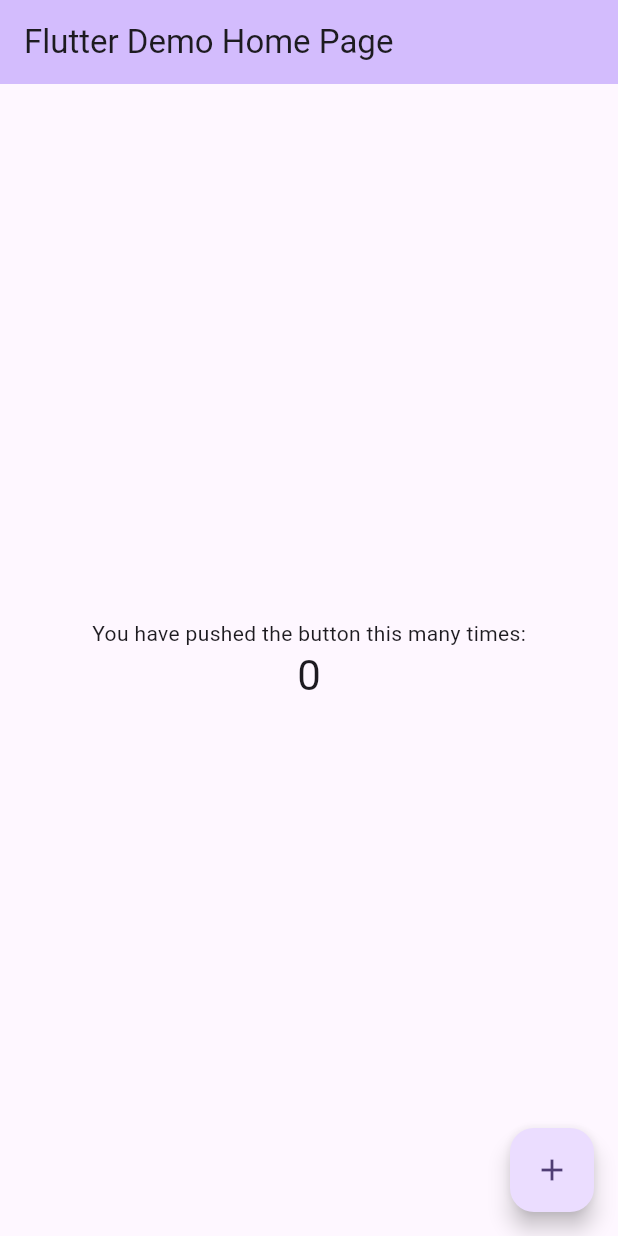
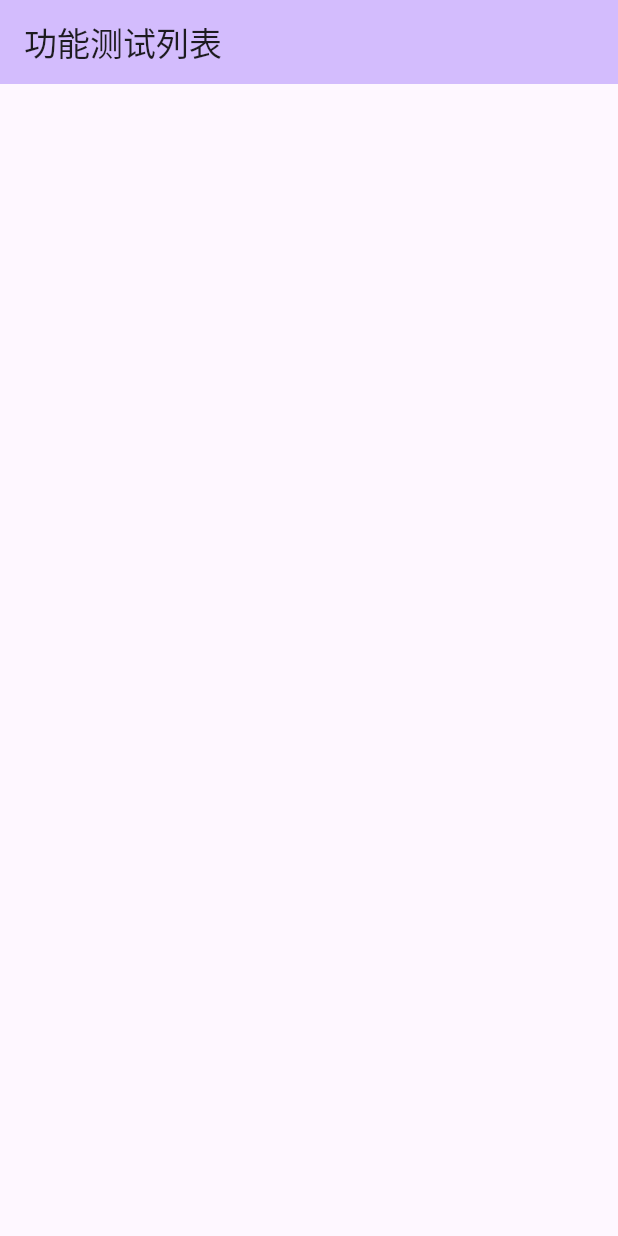
Before and after one commit to CSwater2016/flutter_study, a Flutter app: the screen it shows after launch, on a phone screen of 412 x 824 dp. Run offline on Flutter 3.47's test engine with Material 3 defaults, Android fonts, the phone set to English and light mode, and no system bars.

Commit message:
style: 文件目录整理。

```diff
--- /dev/null
+++ b/lib/features/home/home_page.dart
@@ -0,0 +1,22 @@
+import 'package:flutter/material.dart';
+
+class HomePage extends StatefulWidget {
+  const HomePage({super.key, required this.title});
+
+  final String title;
+
+  @override
+  State<HomePage> createState() => _HomePageState();
+}
+
+class _HomePageState extends State<HomePage> {
+  @override
+  Widget build(BuildContext context) {
+    return Scaffold(
+        appBar: AppBar(
+          backgroundColor: Theme.of(context).colorScheme.inversePrimary,
+          title: Text(widget.title),
+        ),
+        body: Container());
+  }
+}
--- a/lib/main.dart
+++ b/lib/main.dart
@@ -1,4 +1,5 @@
 import 'package:flutter/material.dart';
+import 'package:flutter_study/features/home/home_page.dart';
 
 void main() {
   runApp(const MyApp());
@@ -15,63 +16,7 @@ class MyApp extends StatelessWidget {
         colorScheme: ColorScheme.fromSeed(seedColor: Colors.deepPurple),
         useMaterial3: true,
       ),
-      home: const MyHomePage(title: 'Flutter Demo Home Page'),
+      home: const HomePage(title: '功能测试列表'),
     );
   }
 }
-
-class MyHomePage extends StatefulWidget {
-  const MyHomePage({super.key, required this.title});
-
-
-  final String title;
-
-  @override
-  State<MyHomePage> createState() => _MyHomePageState();
-}
-
-class _MyHomePageState extends State<MyHomePage> {
-  int _counter = 0;
-
-  void _incrementCounter() {
-    setState(() {
-      // This call to setState tells the Flutter framework that something has
-      // changed in this State, which causes it to rerun the build method below
-      // so that the display can reflect the updated values. If we changed
-      // _counter without calling setState(), then the build method would not be
-      // called again, and so nothing would appear to happen.
-      _counter++;
-    });
-  }
-
-  @override
-  Widget build(BuildContext context) {
-
-    return Scaffold(
-      appBar: AppBar(
-
-        backgroundColor: Theme.of(context).colorScheme.inversePrimary,
-        title: Text(widget.title),
-      ),
-      body: Center(
-        child: Column(
-          mainAxisAlignment: MainAxisAlignment.center,
-          children: <Widget>[
-            const Text(
-              'You have pushed the button this many times:',
-            ),
-            Text(
-              '$_counter',
-              style: Theme.of(context).textTheme.headlineMedium,
-            ),
-          ],
-        ),
-      ),
-      floatingActionButton: FloatingActionButton(
-        onPressed: _incrementCounter,
-        tooltip: 'Increment',
-        child: const Icon(Icons.add),
-      ),
-    );
-  }
-}
```
Also changed, not shown: 2 other files.
